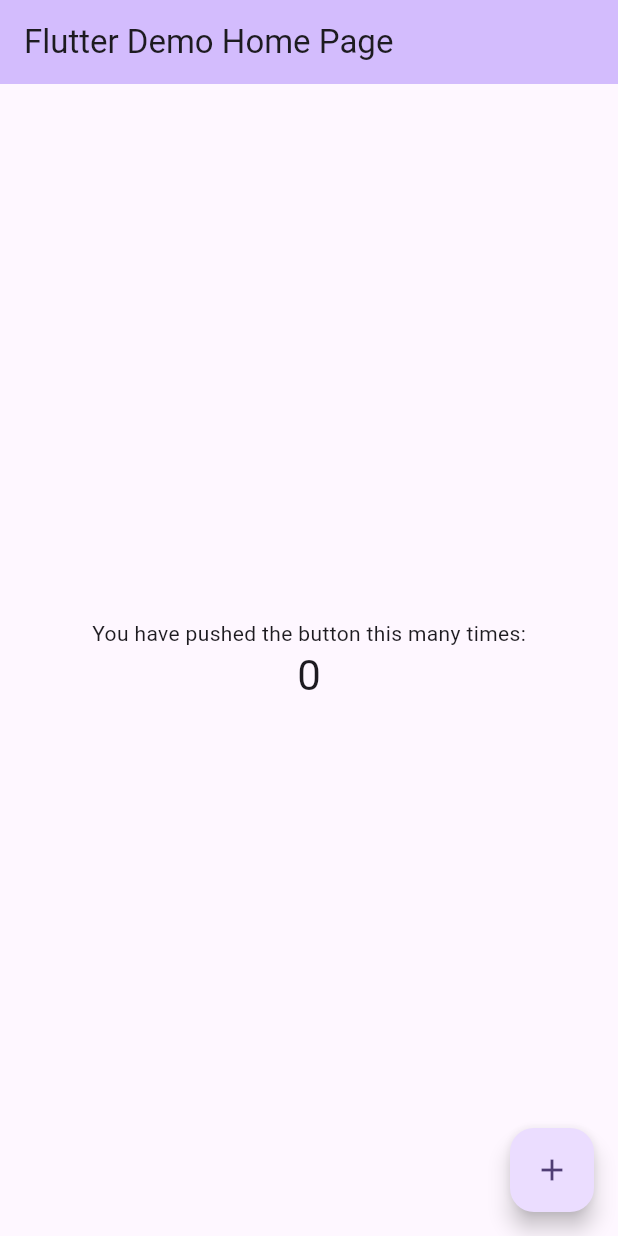
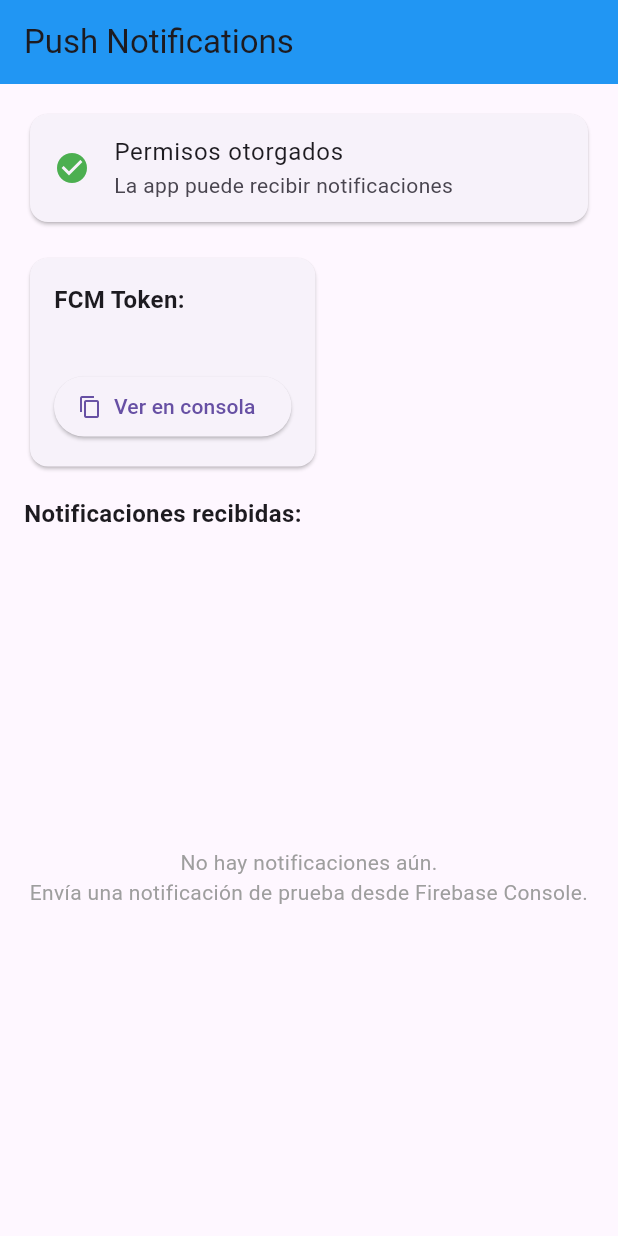
Before and after one commit to DeniseRea/Dev_Mob_Push_Notifications, a Flutter app: the screen it shows after launch, on a phone screen of 412 x 824 dp. Run offline on Flutter 3.47's test engine with Material 3 defaults, Android fonts, the phone set to English and light mode, and no system bars; our stand-ins replace firebase_core, firebase_messaging; accounts and stored records are empty.

Commit message:
ADD files - we receive the messaging - It's necessary include UX UI

```diff
--- /dev/null
+++ b/lib/config/firebase_config.dart
@@ -0,0 +1,16 @@
+/// Configuración centralizada para Firebase y notificaciones push
+class FirebaseConfig {
+  // Configuración de canales de notificación
+  static const String defaultChannelId = 'high_importance_channel';
+  static const String defaultChannelName = 'High Importance Notifications';
+  static const String defaultChannelDescription = 'This channel is used for important notifications.';
+
+  // Configuración de Firestore (cuando lo necesites)
+  static const String usersCollection = 'users';
+  static const String notificationsCollection = 'notifications';
+  static const String tokensCollection = 'fcm_tokens';
+
+  // Timeouts
+  static const Duration notificationTimeout = Duration(seconds: 30);
+  static const Duration firestoreTimeout = Duration(seconds: 10);
+}
--- /dev/null
+++ b/lib/layouts/notification_page.dart
@@ -0,0 +1,266 @@
+import 'dart:async';
+import 'package:firebase_messaging/firebase_messaging.dart';
+import 'package:flutter/material.dart';
+import 'notification_detail_page.dart';
+
+class NotificationPage extends StatefulWidget {
+  const NotificationPage({super.key});
+
+  @override
+  State<NotificationPage> createState() => _NotificationPageState();
+}
+
+class _NotificationPageState extends State<NotificationPage> {
+  String? _fcmToken;
+  bool _permissionsGranted = false;
+  final List<Map<String, String>> _notifications = [];
+
+  @override
+  void initState() {
+    super.initState();
+    _initializeFirebaseMessaging();
+  }
+
+  Future<void> _initializeFirebaseMessaging() async {
+    // 1. Solicitar permisos
+    final messaging = FirebaseMessaging.instance;
+    final settings = await messaging.requestPermission(
+      alert: true,
+      badge: true,
+      sound: true,
+    );
+
+    setState(() {
+      _permissionsGranted = settings.authorizationStatus == AuthorizationStatus.authorized;
+    });
+
+    if (!_permissionsGranted) {
+      print('Permisos de notificaciones denegados');
+      return;
+    }
+
+    // 2. Obtener token FCM
+    final token = await messaging.getToken();
+    setState(() {
+      _fcmToken = token;
+    });
+    print('FCM Token: $token');
+
+    // 3. Escuchar mensajes cuando la app está en primer plano
+    FirebaseMessaging.onMessage.listen((RemoteMessage message) {
+      final title = message.notification?.title ?? "Sin título";
+      final body = message.notification?.body ?? "Sin contenido";
+
+      // Agregar a la lista
+      setState(() {
+        _notifications.add({'title': title, 'body': body});
+      });
+
+      // Mostrar diálogo solo si el widget está montado
+      if (mounted) {
+        showDialog(
+          context: context,
+          builder: (context) => AlertDialog(
+            title: Text(title),
+            content: Text(
+              body,
+              maxLines: 3,
+              style: const TextStyle(overflow: TextOverflow.ellipsis),
+            ),
+            actions: [
+              TextButton(
+                onPressed: () {
+                  Navigator.pop(context);
+                  Navigator.push(
+                    context,
+                    MaterialPageRoute(
+                      builder: (context) => NotificationDetailPage(
+                        title: title,
+                        body: body,
+                      ),
+                    ),
+                  );
+                },
+                child: const Text("Ver detalles"),
+              ),
+              TextButton(
+                onPressed: () {
+                  Navigator.pop(context);
+                },
+                child: const Text("Cerrar"),
+              ),
+            ],
+          ),
+        );
+      }
+    });
+
+    // 4. Manejar cuando se abre la app desde una notificación (app en segundo plano)
+    FirebaseMessaging.onMessageOpenedApp.listen((RemoteMessage message) {
+      final title = message.notification?.title ?? "Sin título";
+      final body = message.notification?.body ?? "Sin contenido";
+
+      // Navegar de forma segura
+      WidgetsBinding.instance.addPostFrameCallback((_) {
+        if (mounted) {
+          Navigator.push(
+            context,
+            MaterialPageRoute(
+              builder: (context) => NotificationDetailPage(
+                title: title,
+                body: body,
+              ),
+            ),
+          );
+        }
+      });
+    });
+
+    // 5. Verificar si la app se abrió desde una notificación (app cerrada)
+    final initialMessage = await messaging.getInitialMessage();
+    if (initialMessage != null) {
+      final title = initialMessage.notification?.title ?? "Sin título";
+      final body = initialMessage.notification?.body ?? "Sin contenido";
+
+      // Navegar de forma segura después de que el widget esté completamente construido
+      WidgetsBinding.instance.addPostFrameCallback((_) {
+        if (mounted) {
+          Navigator.push(
+            context,
+            MaterialPageRoute(
+              builder: (context) => NotificationDetailPage(
+                title: title,
+                body: body,
+              ),
+            ),
+          );
+        }
+      });
+    }
+  }
+
+  @override
+  Widget build(BuildContext context) {
+    return Scaffold(
+      appBar: AppBar(
+        title: const Text('Push Notifications'),
+        backgroundColor: Colors.blue,
+      ),
+      body: Padding(
+        padding: const EdgeInsets.all(16.0),
+        child: Column(
+          crossAxisAlignment: CrossAxisAlignment.start,
+          children: [
+            // Estado de permisos
+            Card(
+              child: ListTile(
+                leading: Icon(
+                  _permissionsGranted ? Icons.check_circle : Icons.warning,
+                  color: _permissionsGranted ? Colors.green : Colors.orange,
+                ),
+                title: Text(_permissionsGranted
+                    ? 'Permisos otorgados'
+                    : 'Permisos denegados'),
+                subtitle: Text(_permissionsGranted
+                    ? 'La app puede recibir notificaciones'
+                    : 'Habilita los permisos en configuración'),
+              ),
+            ),
+            const SizedBox(height: 16),
+
+            // Token FCM
+            Card(
+              child: Padding(
+                padding: const EdgeInsets.all(16.0),
+                child: Column(
+                  crossAxisAlignment: CrossAxisAlignment.start,
+                  children: [
+                    const Text(
+                      'FCM Token:',
+                      style: TextStyle(
+                        fontWeight: FontWeight.bold,
+                        fontSize: 16,
+                      ),
+                    ),
+                    const SizedBox(height: 8),
+                    SelectableText(
+                      _fcmToken ?? 'Obteniendo token...',
+                      style: TextStyle(
+                        fontSize: 12,
+                        color: _fcmToken != null ? Colors.black87 : Colors.grey,
+                      ),
+                    ),
+                    const SizedBox(height: 8),
+                    if (_fcmToken != null)
+                      ElevatedButton.icon(
+                        onPressed: () {
+                          // Copiar al portapapeles
+                          print('Token copiado: $_fcmToken');
+                          ScaffoldMessenger.of(context).showSnackBar(
+                            const SnackBar(
+                              content: Text('Token copiado al log'),
+                            ),
+                          );
+                        },
+                        icon: const Icon(Icons.copy, size: 16),
+                        label: const Text('Ver en consola'),
+                      ),
+                  ],
+                ),
+              ),
+            ),
+            const SizedBox(height: 16),
+
+            // Lista de notificaciones
+            const Text(
+              'Notificaciones recibidas:',
+              style: TextStyle(
+                fontWeight: FontWeight.bold,
+                fontSize: 16,
+              ),
+            ),
+            const SizedBox(height: 8),
+            Expanded(
+              child: _notifications.isEmpty
+                  ? const Center(
+                      child: Text(
+                        'No hay notificaciones aún.\nEnvía una notificación de prueba desde Firebase Console.',
+                        textAlign: TextAlign.center,
+                        style: TextStyle(color: Colors.grey),
+                      ),
+                    )
+                  : ListView.builder(
+                      itemCount: _notifications.length,
+                      itemBuilder: (context, index) {
+                        final notification = _notifications[index];
+                        return Card(
+                          child: ListTile(
+                            leading: const Icon(Icons.notifications),
+                            title: Text(notification['title'] ?? ''),
+                            subtitle: Text(
+                              notification['body'] ?? '',
+                              maxLines: 2,
+                              overflow: TextOverflow.ellipsis,
+                            ),
+                            onTap: () {
+                              Navigator.push(
+                                context,
+                                MaterialPageRoute(
+                                  builder: (context) => NotificationDetailPage(
+                                    title: notification['title'] ?? '',
+                                    body: notification['body'] ?? '',
+                                  ),
+                                ),
+                              );
+                            },
+                          ),
+                        );
+                      },
+                    ),
+            ),
+          ],
+        ),
+      ),
+    );
+  }
+}
--- a/lib/main.dart
+++ b/lib/main.dart
@@ -1,122 +1,44 @@
+import 'package:firebase_core/firebase_core.dart';
+import 'package:firebase_messaging/firebase_messaging.dart';
 import 'package:flutter/material.dart';
+import 'package:push_notifications/firebase_options.dart';
+import 'package:push_notifications/layouts/notification_page.dart';
 
-void main() {
-  runApp(const MyApp());
+// Función para manejar mensajes en segundo plano
+Future<void> _backgroundMessaging(RemoteMessage message) async {
+  // Manejar la notificación en segundo plano
+  print('Handling a background message: ${message.messageId}');
+  print('Title: ${message.notification?.title}');
+  print('Body: ${message.notification?.body}');
 }
 
-class MyApp extends StatelessWidget {
-  const MyApp({super.key});
+void main() async {
+  //0. Inicializamos firebase
+  WidgetsFlutterBinding.ensureInitialized();
+  await Firebase.initializeApp(
+    options: DefaultFirebaseOptions.currentPlatform,
+  );
 
-  // This widget is the root of your application.
+  // Registrar el manejador de mensajes en segundo plano
+  FirebaseMessaging.onBackgroundMessage(_backgroundMessaging);
+
+  runApp(const MainApp());
+}
+
+
+class  MainApp extends StatelessWidget {
+  const MainApp({super.key});
+
   @override
   Widget build(BuildContext context) {
     return MaterialApp(
-      title: 'Flutter Demo',
+      title: 'Push Notifications Demo',
       theme: ThemeData(
-        // This is the theme of your application.
-        //
-        // TRY THIS: Try running your application with "flutter run". You'll see
-        // the application has a purple toolbar. Then, without quitting the app,
-        // try changing the seedColor in the colorScheme below to Colors.green
-        // and then invoke "hot reload" (save your changes or press the "hot
-        // reload" button in a Flutter-supported IDE, or press "r" if you used
-        // the command line to start the app).
-        //
-        // Notice that the counter didn't reset back to zero; the application
-        // state is not lost during the reload. To reset the state, use hot
-        // restart instead.
-        //
-        // This works for code too, not just values: Most code changes can be
-        // tested with just a hot reload.
-        colorScheme: ColorScheme.fromSeed(seedColor: Colors.deepPurple),
+        primarySwatch: Colors.blue,
       ),
-      home: const MyHomePage(title: 'Flutter Demo Home Page'),
-    );
+      home: const Scaffold(
+        body: NotificationPage(),
+        ),
+      );
   }
 }
-
-class MyHomePage extends StatefulWidget {
-  const MyHomePage({super.key, required this.title});
-
-  // This widget is the home page of your application. It is stateful, meaning
-  // that it has a State object (defined below) that contains fields that affect
-  // how it looks.
-
-  // This class is the configuration for the state. It holds the values (in this
-  // case the title) provided by the parent (in this case the App widget) and
-  // used by the build method of the State. Fields in a Widget subclass are
-  // always marked "final".
-
-  final String title;
-
-  @override
-  State<MyHomePage> createState() => _MyHomePageState();
-}
-
-class _MyHomePageState extends State<MyHomePage> {
-  int _counter = 0;
-
-  void _incrementCounter() {
-    setState(() {
-      // This call to setState tells the Flutter framework that something has
-      // changed in this State, which causes it to rerun the build method below
-      // so that the display can reflect the updated values. If we changed
-      // _counter without calling setState(), then the build method would not be
-      // called again, and so nothing would appear to happen.
-      _counter++;
-    });
-  }
-
-  @override
-  Widget build(BuildContext context) {
-    // This method is rerun every time setState is called, for instance as done
-    // by the _incrementCounter method above.
-    //
-    // The Flutter framework has been optimized to make rerunning build methods
-    // fast, so that you can just rebuild anything that needs updating rather
-    // than having to individually change instances of widgets.
-    return Scaffold(
-      appBar: AppBar(
-        // TRY THIS: Try changing the color here to a specific color (to
-        // Colors.amber, perhaps?) and trigger a hot reload to see the AppBar
-        // change color while the other colors stay the same.
-        backgroundColor: Theme.of(context).colorScheme.inversePrimary,
-        // Here we take the value from the MyHomePage object that was created by
-        // the App.build method, and use it to set our appbar title.
-        title: Text(widget.title),
-      ),
-      body: Center(
-        // Center is a layout widget. It takes a single child and positions it
-        // in the middle of the parent.
-        child: Column(
-          // Column is also a layout widget. It takes a list of children and
-          // arranges them vertically. By default, it sizes itself to fit its
-          // children horizontally, and tries to be as tall as its parent.
-          //
-          // Column has various properties to control how it sizes itself and
-          // how it positions its children. Here we use mainAxisAlignment to
-          // center the children vertically; the main axis here is the vertical
-          // axis because Columns are vertical (the cross axis would be
-          // horizontal).
-          //
-          // TRY THIS: Invoke "debug painting" (choose the "Toggle Debug Paint"
-          // action in the IDE, or press "p" in the console), to see the
-          // wireframe for each widget.
-          mainAxisAlignment: MainAxisAlignment.center,
-          children: <Widget>[
-            const Text('You have pushed the button this many times:'),
-            Text(
-              '$_counter',
-              style: Theme.of(context).textTheme.headlineMedium,
-            ),
-          ],
-        ),
-      ),
-      floatingActionButton: FloatingActionButton(
-        onPressed: _incrementCounter,
-        tooltip: 'Increment',
-        child: const Icon(Icons.add),
-      ), // This trailing comma makes auto-formatting nicer for build methods.
-    );
-  }
-}
--- a/pubspec.yaml
+++ b/pubspec.yaml
@@ -36,6 +36,7 @@ dependencies:
   cupertino_icons: ^1.0.8
   firebase_core: ^4.2.1
   firebase_messaging: ^16.0.4
+  cloud_firestore: 6.1.0
 
 dev_dependencies:
   flutter_test:
```
Also changed, not shown: lib/layouts/notification_detail_page.dart (added, +28 -0 lines), pubspec.lock, 4 other files.
